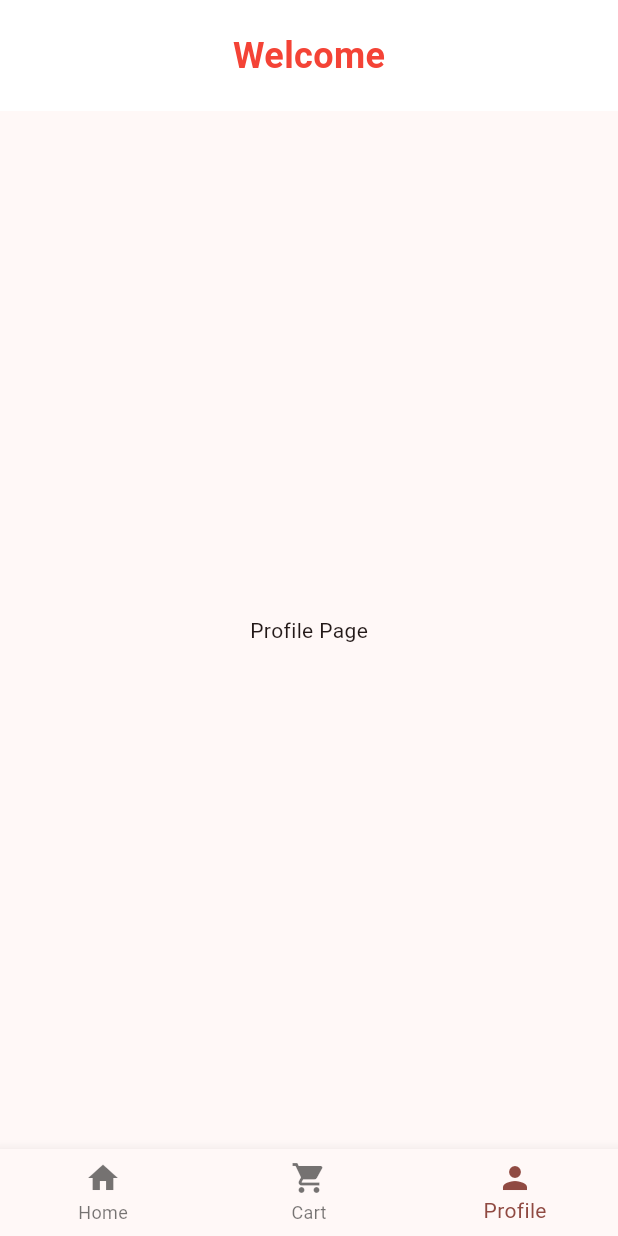
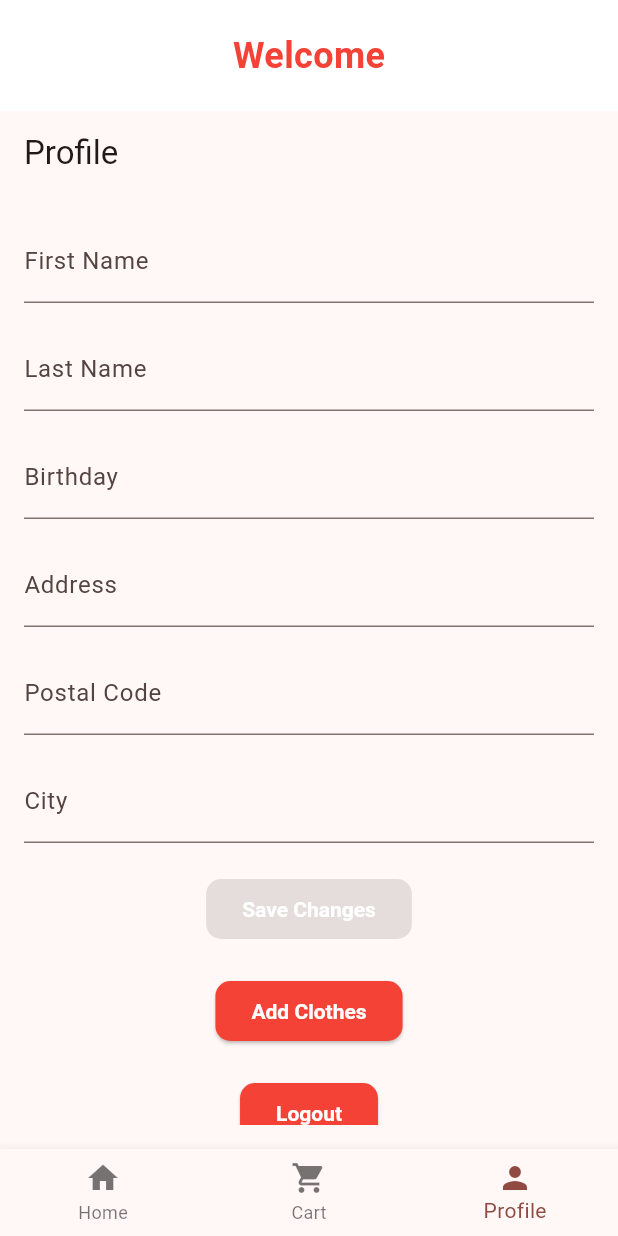
Before and after one commit to ke-saad/vogue_app, a Flutter app: the screen it shows once a user with an empty profile is signed in, item 3 of the bottom bar chosen, on a phone screen of 412 x 824 dp. Run offline on Flutter 3.47's test engine with Material 3 defaults, Android fonts, the light colour scheme and no system bars; our stand-ins replace cloud_firestore, firebase_auth, firebase_core, firebase_storage, image_picker, logger; accounts and stored records are empty.

Commit message:
sixth commit

```diff
--- a/lib/main.dart
+++ b/lib/main.dart
@@ -23,8 +23,8 @@ class VogueApp extends StatefulWidget {
 }
 
 class VogueAppState extends State<VogueApp> {
+  final Logger logger = Logger();
   User? _user;
-  final Logger logger = Logger();
 
   @override
   void initState() {
@@ -32,6 +32,7 @@ class VogueAppState extends State<VogueApp> {
     FirebaseAuth.instance.authStateChanges().listen((User? user) {
       setState(() {
         _user = user;
+        logger.i(user != null ? 'User signed in: ${user.uid}' : 'User signed out');
       });
     });
   }
@@ -43,9 +44,7 @@ class VogueAppState extends State<VogueApp> {
         colorScheme: ColorScheme.fromSeed(seedColor: Colors.red),
         useMaterial3: true,
       ),
-      home: _user == null
-          ? const LoginScreen()
-          : UserDashboard(userId: _user!.uid),
+      home: _user == null ? const LoginScreen() : UserDashboard(userId: _user!.uid),
     );
   }
 }
--- a/lib/src/dashboard/user_dashboard_screen.dart
+++ b/lib/src/dashboard/user_dashboard_screen.dart
@@ -3,6 +3,7 @@ import 'package:cloud_firestore/cloud_firestore.dart';
 import '../cart_screen/cart_screen.dart';
 import './components/clothes_list.dart';
 import '../clothes_details/clothes_details_screen.dart';
+import '../profile_screen/profile_screen.dart'; // Import the ProfileScreen
 
 class UserDashboard extends StatefulWidget {
   final String userId;
@@ -129,7 +130,7 @@ class _UserDashboardState extends State<UserDashboard> {
       case 1:
         return CartScreen(userId: widget.userId);
       case 2:
-        return const Center(child: Text('Profile Page'));
+        return ProfileScreen(userId: widget.userId); // Navigate to ProfileScreen
       default:
         return const Center(child: Text('Unknown Page'));
     }
--- /dev/null
+++ b/lib/src/profile_screen/components/add_clothes_button.dart
@@ -0,0 +1,38 @@
+import 'package:flutter/material.dart';
+
+class AddClothes extends StatelessWidget {
+  final String userId;
+
+  const AddClothes({Key? key, required this.userId}) : super(key: key);
+
+  @override
+  Widget build(BuildContext context) {
+    return ElevatedButton(
+      onPressed: () {
+        // Implement logic to add clothes, for example:
+        // Navigator.push(
+        //   context,
+        //   MaterialPageRoute(
+        //     builder: (context) => AddClothesScreen(userId: userId), // Create a new screen for adding clothes
+        //   ),
+        // );
+      },
+      style: ElevatedButton.styleFrom(
+        backgroundColor: Colors.red,
+        textStyle: const TextStyle(
+          color: Colors.white,
+        ),
+        shape: RoundedRectangleBorder(
+          borderRadius: BorderRadius.circular(10),
+        ),
+      ),
+      child: const Text(
+        'Add Clothes',
+        style: TextStyle(
+          color: Colors.white,
+          fontWeight: FontWeight.bold,
+        ),
+      ),
+    );
+  }
+}
--- /dev/null
+++ b/lib/src/profile_screen/components/logout_button.dart
@@ -0,0 +1,40 @@
+import 'package:firebase_auth/firebase_auth.dart';
+import 'package:flutter/material.dart';
+import '../../login/login_screen.dart';
+
+class LogoutButton extends StatelessWidget {
+  final String userId;
+
+  const LogoutButton({Key? key, required this.userId}) : super(key: key);
+
+  @override
+  Widget build(BuildContext context) {
+    return ElevatedButton(
+      onPressed: () async {
+        await FirebaseAuth.instance.signOut();
+        Navigator.pushReplacement(
+          context,
+          MaterialPageRoute(
+            builder: (context) => const LoginScreen(),
+          ),
+        );
+      },
+      style: ElevatedButton.styleFrom(
+        backgroundColor: Colors.red,
+        textStyle: const TextStyle(
+          color: Colors.white,
+        ),
+        shape: RoundedRectangleBorder(
+          borderRadius: BorderRadius.circular(10),
+        ),
+      ),
+      child: const Text(
+        'Logout',
+        style: TextStyle(
+          color: Colors.white,
+          fontWeight: FontWeight.bold,
+        ),
+      ),
+    );
+  }
+}
--- /dev/null
+++ b/lib/src/profile_screen/components/process_button.dart
@@ -0,0 +1,31 @@
+import 'package:flutter/material.dart';
+
+class ProcessButton extends StatelessWidget {
+  final bool hasChanges;
+  final VoidCallback updateUserInfo; // Use VoidCallback instead of Function
+
+  const ProcessButton({Key? key, required this.hasChanges, required this.updateUserInfo}) : super(key: key);
+
+  @override
+  Widget build(BuildContext context) {
+    return ElevatedButton(
+      onPressed: hasChanges ? updateUserInfo : null,
+      style: ElevatedButton.styleFrom(
+        backgroundColor: Colors.red,
+        textStyle: const TextStyle(
+          color: Colors.white,
+        ),
+        shape: RoundedRectangleBorder(
+          borderRadius: BorderRadius.circular(10),
+        ),
+      ),
+      child: const Text(
+        'Save Changes',
+        style: TextStyle(
+          color: Colors.white,
+          fontWeight: FontWeight.bold,
+        ),
+      ),
+    );
+  }
+}
--- /dev/null
+++ b/lib/src/profile_screen/components/profile_fields.dart
@@ -0,0 +1,127 @@
+import 'package:flutter/material.dart';
+
+class ProfileFields extends StatefulWidget {
+  final Map<String, dynamic> userInfo;
+  final Function(bool) updateHasChanges;
+
+  const ProfileFields({Key? key, required this.userInfo, required this.updateHasChanges}) : super(key: key);
+
+  @override
+  State<ProfileFields> createState() => _ProfileFieldsState();
+}
+
+class _ProfileFieldsState extends State<ProfileFields> {
+  final _formKey = GlobalKey<FormState>();
+
+  @override
+  Widget build(BuildContext context) {
+    return Form(
+      key: _formKey,
+      child: Column(
+        children: [
+          TextFormField(
+            initialValue: widget.userInfo['first_name'],
+            decoration: const InputDecoration(labelText: 'First Name'),
+            validator: (value) {
+              if (value == null || value.isEmpty) {
+                return 'Please enter your first name';
+              }
+              return null;
+            },
+            onChanged: (value) {
+              widget.updateHasChanges(true);
+              setState(() {
+                widget.userInfo['first_name'] = value;
+              });
+            },
+          ),
+          const SizedBox(height: 16.0),
+          TextFormField(
+            initialValue: widget.userInfo['last_name'],
+            decoration: const InputDecoration(labelText: 'Last Name'),
+            validator: (value) {
+              if (value == null || value.isEmpty) {
+                return 'Please enter your last name';
+              }
+              return null;
+            },
+            onChanged: (value) {
+              widget.updateHasChanges(true);
+              setState(() {
+                widget.userInfo['last_name'] = value;
+              });
+            },
+          ),
+          const SizedBox(height: 16.0),
+          TextFormField(
+            initialValue: widget.userInfo['birthday'],
+            decoration: const InputDecoration(labelText: 'Birthday'),
+            validator: (value) {
+              if (value == null || value.isEmpty) {
+                return 'Please enter your birthday';
+              }
+              return null;
+            },
+            onChanged: (value) {
+              widget.updateHasChanges(true);
+              setState(() {
+                widget.userInfo['birthday'] = value;
+              });
+            },
+          ),
+          const SizedBox(height: 16.0),
+          TextFormField(
+            initialValue: widget.userInfo['address'],
+            decoration: const InputDecoration(labelText: 'Address'),
+            validator: (value) {
+              if (value == null || value.isEmpty) {
+                return 'Please enter your address';
+              }
+              return null;
+            },
+            onChanged: (value) {
+              widget.updateHasChanges(true);
+              setState(() {
+                widget.userInfo['address'] = value;
+              });
+            },
+          ),
+          const SizedBox(height: 16.0),
+          TextFormField(
+            initialValue: widget.userInfo['postalCode'],
+            decoration: const InputDecoration(labelText: 'Postal Code'),
+            validator: (value) {
+              if (value == null || value.isEmpty) {
+                return 'Please enter your postal code';
+              }
+              return null;
+            },
+            onChanged: (value) {
+              widget.updateHasChanges(true);
+              setState(() {
+                widget.userInfo['postalCode'] = value;
+              });
+            },
+          ),
+          const SizedBox(height: 16.0),
+          TextFormField(
+            initialValue: widget.userInfo['city'],
+            decoration: const InputDecoration(labelText: 'City'),
+            validator: (value) {
+              if (value == null || value.isEmpty) {
+                return 'Please enter your city';
+              }
+              return null;
+            },
+            onChanged: (value) {
+              widget.updateHasChanges(true);
+              setState(() {
+                widget.userInfo['city'] = value;
+              });
+            },
+          ),
+        ],
+      ),
+    );
+  }
+}
--- /dev/null
+++ b/lib/src/profile_screen/profile_screen.dart
@@ -0,0 +1,115 @@
+import 'package:flutter/material.dart';
+import 'package:cloud_firestore/cloud_firestore.dart';
+import './components/profile_fields.dart';
+import './components/process_button.dart';
+import './components/add_clothes_button.dart';
+import './components/logout_button.dart';
+
+class ProfileScreen extends StatefulWidget {
+  final String userId;
+
+  const ProfileScreen({super.key, required this.userId});
+
+  @override
+  State<ProfileScreen> createState() => _ProfileScreenState();
+}
+
+class _ProfileScreenState extends State<ProfileScreen> {
+  Map<String, dynamic> userInfo = {};
+  bool isLoading = true;
+  bool hasChanges = false;
+
+  @override
+  void initState() {
+    super.initState();
+    fetchUserInfo();
+  }
+
+  Future<void> fetchUserInfo() async {
+    try {
+      final snapshot = await FirebaseFirestore.instance
+          .collection('users_info')
+          .doc(widget.userId)
+          .get();
+
+      if (snapshot.exists) {
+        setState(() {
+          userInfo = snapshot.data() as Map<String, dynamic>;
+          isLoading = false;
+        });
+      } else {
+        print('User info not found.');
+        setState(() {
+          isLoading = false;
+        });
+      }
+    } catch (e) {
+      print('Error fetching user info: $e');
+      setState(() {
+        isLoading = false;
+      });
+    }
+  }
+
+  void updateHasChanges(bool value) {
+    setState(() {
+      hasChanges = value;
+    });
+  }
+
+  Future<void> updateUserInfo() async {
+    try {
+      await FirebaseFirestore.instance
+          .collection('users_info')
+          .doc(widget.userId)
+          .update(userInfo);
+      setState(() {
+        hasChanges = false;
+      });
+      // Refetch user info after update
+      await fetchUserInfo();
+      // Update the changes in UI if needed
+    } catch (e) {
+      print('Error updating user info: $e');
+    }
+  }
+
+  @override
+  Widget build(BuildContext context) {
+    return Scaffold(
+      appBar: AppBar(
+        title: const Text('Profile'),
+      ),
+      body: isLoading
+          ? const Center(child: CircularProgressIndicator())
+          : Column(
+              children: [
+                Expanded(
+                  child: Padding(
+                    padding: const EdgeInsets.all(16.0),
+                    child: SingleChildScrollView(
+                      child: Column(
+                        children: [
+                          ProfileFields(
+                            userInfo: userInfo,
+                            updateHasChanges: updateHasChanges,
+                          ),
+                          const SizedBox(height: 20.0),
+                          ProcessButton(
+                            hasChanges: hasChanges,
+                            updateUserInfo: updateUserInfo,
+                          ),
+                          const SizedBox(height: 20.0),
+                          AddClothes(userId: widget.userId),
+                          const SizedBox(height: 20.0),
+                          LogoutButton(userId: widget.userId),
+                        ],
+                      ),
+                    ),
+                  ),
+                ),
+              ],
+            ),
+    );
+  }
+}
```
